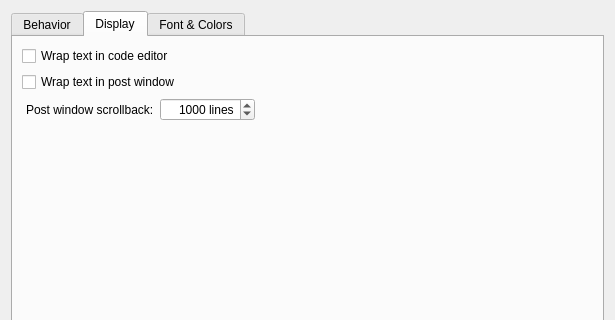
Old version of the form editors/sc-ide/forms/settings_editor.ui in the repository supercollider/supercollider; both pictures show x 0 to 615 and y 0 to 320 of the 615 by 471 pixel window.
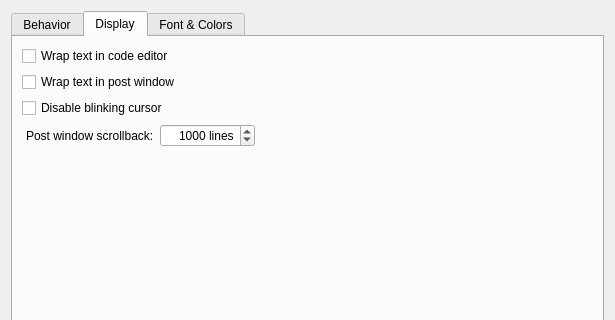
New version of the form. The open tabs and pages were chosen to show the change. Custom widgets are drawn as their Qt base class.

Commit message: scide: add option to disable blinking cursor

```diff
--- a/editors/sc-ide/forms/settings_editor.ui
+++ b/editors/sc-ide/forms/settings_editor.ui
@@ -192,6 +192,13 @@
           </property>
          </widget>
         </item>
+        <item>
+         <widget class="QCheckBox" name="disableBlinkingCursor">
+          <property name="text">
+           <string>Disable blinking cursor</string>
+          </property>
+         </widget>
+        </item>
         <item>
          <layout class="QHBoxLayout" name="horizontalLayout_3">
           <item>
```
The commit also changes 4 other files.
